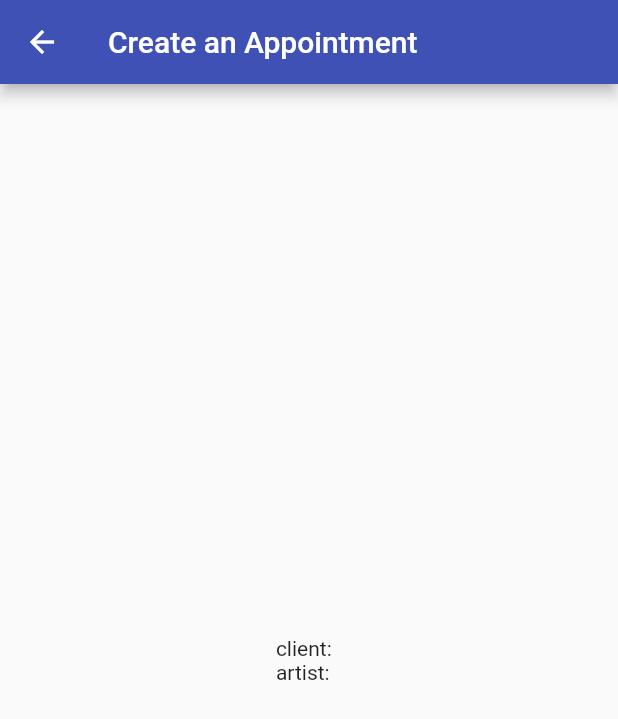
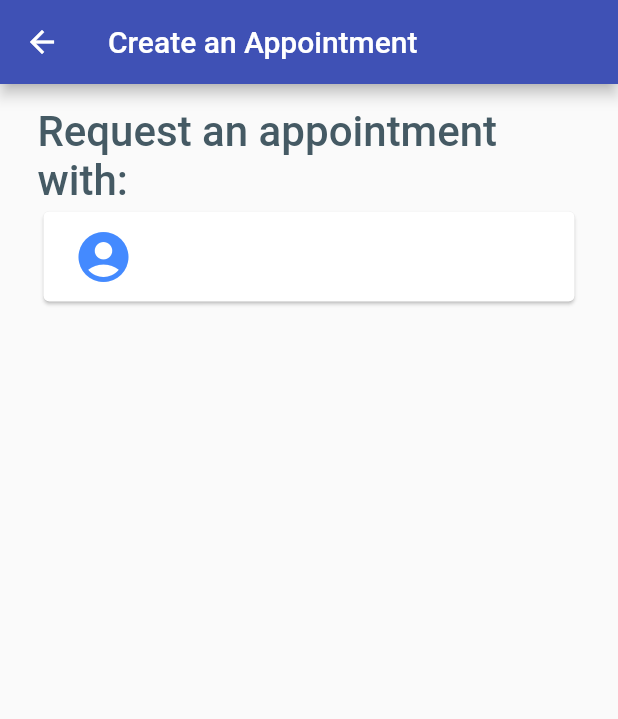
Before and after one commit to freanuperiaa/ink_me_up, a Flutter app: the CreateAppointmentPage screen opened directly with empty values, on a phone screen of 412 x 824 dp. Shown: the top 719 px of the screen. Run offline on Flutter 3.47's test engine with Material 2 defaults, Android fonts, the phone set to English and light mode, and no system bars; our stand-ins replace cloud_firestore, firebase_auth; accounts and stored records are empty.

Commit message:
create appointment wip layout page

```diff
--- a/lib/src/screens/create_appointment.dart
+++ b/lib/src/screens/create_appointment.dart
@@ -18,8 +18,35 @@ class CreateAppointmentPage extends StatelessWidget{
       appBar: AppBar(
         title: Text('Create an Appointment'),
       ),
-      body: Center(
-        child: Text('client: ${userProfile.firstName} \nartist:${artistsProfile.firstName}'),
+      body: Padding(
+        padding: EdgeInsets.symmetric(horizontal: 25.0, vertical: 15.0),
+        child: Column(
+          children: <Widget>[
+            Text(
+              'Request an appointment with:',
+              style: TextStyle(
+                  fontSize: 28.0, fontWeight: FontWeight.w500, color: Colors.blueGrey[700]
+              ),
+            ),
+            Card(
+              child: Padding(
+                padding: EdgeInsets.symmetric(vertical: 10.0, horizontal: 20.0),
+                child: Row(
+                  children: <Widget>[
+                    Icon(Icons.account_circle, color: Colors.blueAccent, size: 40.0,),
+                    Container(width: 50.0,),
+                    Text(
+                      '${artistsProfile.firstName}',
+                      style: TextStyle(
+                          fontSize: 34.0, fontWeight: FontWeight.w600, color: Colors.blueAccent
+                      ),
+                    )
+                  ],
+                ),
+              ),
+            )
+          ],
+        ),
       ),
     );
   }
```
